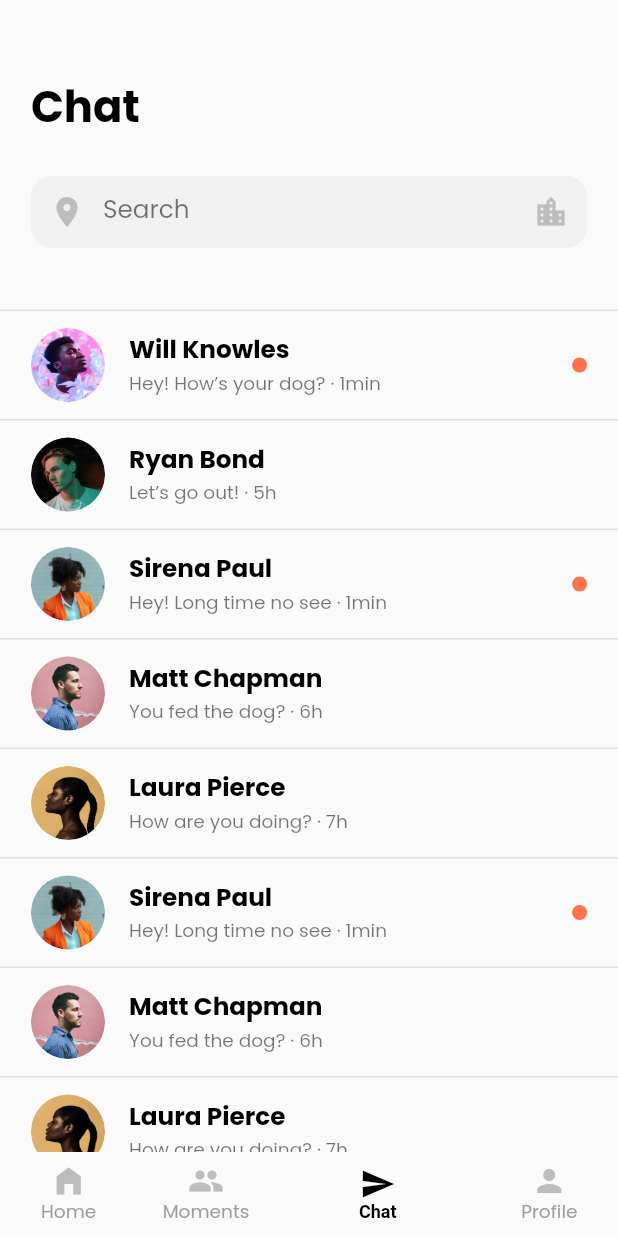
After one commit to akacokafor/flutter-interview-task, a Flutter app: the HomeScreen screen opened by its route, item 3 of the bottom bar chosen, on a phone screen of 412 x 824 dp. The commit adds this screen. Run offline on Flutter 3.47's test engine with Material 2 defaults, Android fonts, the phone set to English and light mode, and no system bars; our stand-ins replace carousel_slider; Roboto replaces fonts that are missing (Ubuntu).

Commit message:
Implemented all designs

```diff
--- a/task/lib/constants/app-images.dart
+++ b/task/lib/constants/app-images.dart
@@ -4,4 +4,9 @@ class AppImages {
   static const firstSlide = 'assets/first_slide.png';
   static const secondSlide = 'assets/second_slide.png';
   static const bookAWalk = 'assets/book_a_walk.png';
+  static const laura = 'assets/laura.png';
+  static const matt = 'assets/matt.png';
+  static const ryan = 'assets/ryan.png';
+  static const sirena = 'assets/sirena.png';
+  static const will = 'assets/will.png';
 }
--- /dev/null
+++ b/task/lib/views/home/models/chat.dart
@@ -0,0 +1,79 @@
+import 'package:flutter/material.dart';
+import 'package:task/constants/app-images.dart';
+
+class Chat {
+  final int id;
+  final String name;
+  final String message;
+  final String image;
+  final bool isOnline;
+
+  Chat({
+    required this.id,
+    required this.name,
+    required this.message,
+    required this.image,
+    required this.isOnline,
+  });
+}
+
+class Chats {
+  static List<Chat> chats = [
+    Chat(
+      id: 1,
+      name: 'Will Knowles',
+      message: 'Hey! How’s your dog? ∙ 1min',
+      image: AppImages.will,
+      isOnline: true,
+    ),
+    Chat(
+      id: 2,
+      name: 'Ryan Bond',
+      message: 'Let’s go out! ∙ 5h',
+      image: AppImages.ryan,
+      isOnline: false,
+    ),
+    Chat(
+      id: 3,
+      name: 'Sirena Paul',
+      message: 'Hey! Long time no see ∙ 1min',
+      image: AppImages.sirena,
+      isOnline: true,
+    ),
+    Chat(
+      id: 4,
+      name: 'Matt Chapman',
+      message: 'You fed the dog? ∙ 6h',
+      image: AppImages.matt,
+      isOnline: false,
+    ),
+    Chat(
+      id: 5,
+      name: 'Laura Pierce',
+      message: 'How are you doing? ∙ 7h',
+      image: AppImages.laura,
+      isOnline: false,
+    ),
+    Chat(
+      id: 6,
+      name: 'Sirena Paul',
+      message: 'Hey! Long time no see ∙ 1min',
+      image: AppImages.sirena,
+      isOnline: true,
+    ),
+    Chat(
+      id: 7,
+      name: 'Matt Chapman',
+      message: 'You fed the dog? ∙ 6h',
+      image: AppImages.matt,
+      isOnline: false,
+    ),
+    Chat(
+      id: 8,
+      name: 'Laura Pierce',
+      message: 'How are you doing? ∙ 7h',
+      image: AppImages.laura,
+      isOnline: false,
+    ),
+  ];
+}
--- a/task/lib/views/home/screen.dart
+++ b/task/lib/views/home/screen.dart
@@ -7,6 +7,8 @@ import 'package:task/constants/app-images.dart';
 import 'package:task/constants/widgets/custom-button.dart';
 import 'package:task/constants/widgets/custom-input.dart';
 import 'package:task/views/book_a_walk/screen.dart';
+import 'package:task/views/home/tab_view/chat_tab_view.dart';
+import 'package:task/views/home/tab_view/dashboard_tab_view.dart';
 import 'package:task/views/home/widgets/bottom-nav.dart';
 import 'package:task/views/home/widgets/carousel-header.dart';
 import 'package:task/views/home/widgets/carousel-item.dart';
@@ -20,7 +22,6 @@ class HomeScreen extends StatefulWidget {
 }
 
 class _HomeScreenState extends State<HomeScreen> {
-  CarouselController carouselController = CarouselController();
   int investmentIndex = 0;
   int _currentIndex = 0;
   int sliderIndex = 0;
@@ -30,120 +31,27 @@ class _HomeScreenState extends State<HomeScreen> {
         _currentIndex = index;
       });
     }
+
+  final List<Widget> _children = [
+    DashboardTabView(),
+    Container(
+      child: Center(
+        child: Text('Moments'),
+      ),
+    ),
+    ChatTabView(),
+    Container(
+      child: Center(
+        child: Text('Profile'),
+      ),
+    ),
+  ];
   @override
   Widget build(BuildContext context) {
-    final size = MediaQuery.of(context).size;
+
     return Scaffold(
       bottomNavigationBar: BottomNav(_currentIndex, (onTabTapped)),
-      body: Container(
-        height: size.height,
-        width: size.width,
-        padding: EdgeInsets.only(top: size.height * 0.06),
-        child: SingleChildScrollView(
-          child: Column(
-            children: [
-              Padding(
-                padding: EdgeInsets.only(right: size.width * 0.05, left: size.width * 0.05),
-                child: Column(
-                  children: [
-                    Row(
-                      mainAxisAlignment: MainAxisAlignment.spaceBetween,
-                      children: [
-                        Column(
-                          crossAxisAlignment: CrossAxisAlignment.start,
-                          children: [
-                            Text('Home', style: AppFonts.heading1),
-                            SizedBox(
-                              height: SizeConfig.heightMultiplier!,
-                            ),
-                            Text('Explore dog walkers', style: AppFonts.body1),
-                          ],
-                        ),
-                        CustomButton(text: 'Book a Walk', onpressed: () => Navigator.of(context).pushNamed(BookAWalkScreen.routeName), width: size.width * 0.2, icon: Icon(Icons.add, color: Colors.white)),
-                      ],
-                    ),
-                    SizedBox(
-                      height: SizeConfig.heightMultiplier! * 4,
-                    ),
-                    CustomInput(
-                      label: 'Location',
-                      prefixIcon: Icon(Icons.location_on, color: Colors.grey.shade400,),
-                      suffixIcon: Icon(Icons.location_city, color: Colors.grey.shade400,),
-                      hint: 'Kiyv Ukraine',
-                      onSaved: (value) {},
-                    ),
-                  ],
-                ),
-              ),
-              SizedBox(
-                height: SizeConfig.heightMultiplier! * 4,
-              ),
-              Column(
-                children: [
-                  CarouselHeader(title: 'Near You', linkText: 'View all',),
-                  Padding(
-                    padding: EdgeInsets.only(top: SizeConfig.heightMultiplier! * 2, left: size.width * 0.05),
-                    child: CarouselSlider(
-                        carouselController: carouselController,
-                        options: CarouselOptions(
-                          height: size.height * 0.27,
-                          viewportFraction: 0.9,
-                          enableInfiniteScroll: false,
-                          // enlargeCenterPage: true,
-                          initialPage: 0,
-                          onPageChanged: (index, reason) {
-                            setState(() {
-                              investmentIndex = index;
-                            });
-                          },
-                        ),
-                        items: [
-                          CarouselItem(image: AppImages.firstSlide),
-                          CarouselItem(image: AppImages.firstSlide),
-                        ]),
-                  )
-                ],
-              ),
-              Padding(
-                padding: EdgeInsets.symmetric(vertical: SizeConfig.heightMultiplier! * 2, horizontal: size.width * 0.05),
-                child: Divider(
-                  color: Colors.grey.shade700,
-                ),
-              ),
-              Column(
-                children: [
-                  CarouselHeader(title: 'Suggested', linkText: 'View all',),
-                  Padding(
-                    padding: EdgeInsets.only(top: SizeConfig.heightMultiplier! * 2, left: size.width * 0.05),
-                    child: CarouselSlider(
-                        carouselController: carouselController,
-                        options: CarouselOptions(
-                          height: size.height * 0.27,
-                          viewportFraction: 0.9,
-                          enableInfiniteScroll: false,
-                          disableCenter: true,
-                          // enlargeCenterPage: true,
-                          initialPage: 0,
-                          onPageChanged: (index, reason) {
-                            setState(() {
-                              investmentIndex = index;
-                            });
-                          },
-                        ),
-                        items: [
-                          CarouselItem(image: AppImages.secondSlide),
-                          CarouselItem(image: AppImages.secondSlide),
-                        ]),
-                  )
-                ],
-              ),
-              SizedBox(
-                height: SizeConfig.heightMultiplier! * 4,
-              ),
-            ]
-          ),
-        ),
-      ),
+      body: _children[_currentIndex],
     );
   }
 }
--- /dev/null
+++ b/task/lib/views/home/tab_view/chat_tab_view.dart
@@ -0,0 +1,84 @@
+import 'package:flutter/material.dart';
+import 'package:task/config/size-config.dart';
+import 'package:task/constants/app-colors.dart';
+import 'package:task/constants/app-fonts.dart';
+import 'package:task/constants/app-images.dart';
+import 'package:task/constants/widgets/custom-input.dart';
+import 'package:task/views/chat/screen.dart';
+import 'package:task/views/home/models/chat.dart';
+
+class ChatTabView extends StatelessWidget {
+  const ChatTabView({ Key? key }) : super(key: key);
+
+  @override
+  Widget build(BuildContext context) {
+    final size = MediaQuery.of(context).size;
+    final List<Chat> chats = Chats.chats;
+    return Container(
+      height: size.height,
+      width: size.width,
+      padding: EdgeInsets.only(top: size.height * 0.06),
+      child: SingleChildScrollView(
+        physics: NeverScrollableScrollPhysics(),
+        child: Column(
+          crossAxisAlignment: CrossAxisAlignment.start,
+          children: [
+            Padding(
+              padding: EdgeInsets.only(left: size.width * 0.05),
+              child: Text('Chat', style: AppFonts.heading1),
+            ),
+            SizedBox(
+              height: SizeConfig.heightMultiplier! * 3,
+            ),
+            Padding(
+              padding: EdgeInsets.only(left: size.width * 0.05),
+              child: CustomInput(
+                label: 'Search',
+                prefixIcon: Icon(Icons.location_on, color: Colors.grey.shade400,),
+                suffixIcon: Icon(Icons.location_city, color: Colors.grey.shade400,),
+                hint: 'Ryan Bond',
+                onSaved: (value) {},
+              ),
+            ),
+            SizedBox(
+              height: SizeConfig.heightMultiplier! * 2,
+            ),
+            Container(
+              height: size.height * 0.8,
+              width: size.width,
+              padding: EdgeInsets.only(top: SizeConfig.heightMultiplier! * 3),
+              child: ListView.builder(
+                  padding: EdgeInsets.only(bottom: SizeConfig.heightMultiplier! * 10),
+                  itemCount: chats.length,
+                  itemBuilder: (BuildContext context, int index) {
+                    Chat chat = chats[index];
+                    return InkWell(
+                      onTap: () => Navigator.of(context).pushNamed(ChatScreen.routeName),
+                      child: Container(
+                        decoration: BoxDecoration(
+                          border: Border(top: BorderSide(color: Colors.grey.shade300))
+                        ),
+                        child: ListTile(
+                            minVerticalPadding: 0,
+                            contentPadding: EdgeInsets.symmetric(horizontal: SizeConfig.widthMultiplier! * 5),
+                            leading: CircleAvatar(
+                              radius: SizeConfig.imageSizeMultiplier! * 6,
+                              backgroundColor: Colors.white,
+                              backgroundImage: AssetImage(chat.image),
+                            ),
+                            title:
+                                Text(chat.name, style: AppFonts.heading4),
+                            subtitle:
+                                Text(chat.message, style: AppFonts.body3),
+                            trailing: chat.isOnline ? CircleAvatar(radius: 5, backgroundColor: AppColors.PRIMARY_COLOR) : SizedBox(),
+                            )
+                      ),
+                    );
+                  }),
+            ),
+          ],
+        ),
+      ),
+    );
+  }
+}
--- a/task/pubspec.yaml
+++ b/task/pubspec.yaml
@@ -28,6 +28,11 @@ flutter:
     - assets/first_slide.png
     - assets/second_slide.png
     - assets/book_a_walk.png
+    - assets/laura.png
+    - assets/matt.png
+    - assets/ryan.png
+    - assets/sirena.png
+    - assets/will.png
 
   fonts:
     - family: Poppins
```
Also changed, not shown: task/lib/views/book_a_walk/screen.dart (+8 -5 lines), task/lib/views/home/tab_view/dashboard_tab_view.dart (added, +129 -0 lines), task/assets/laura.png (added), task/assets/matt.png (added), task/assets/ryan.png (added), task/assets/sirena.png (added), task/assets/will.png (added), task/lib/views/chat/screen.dart (indentation only).
